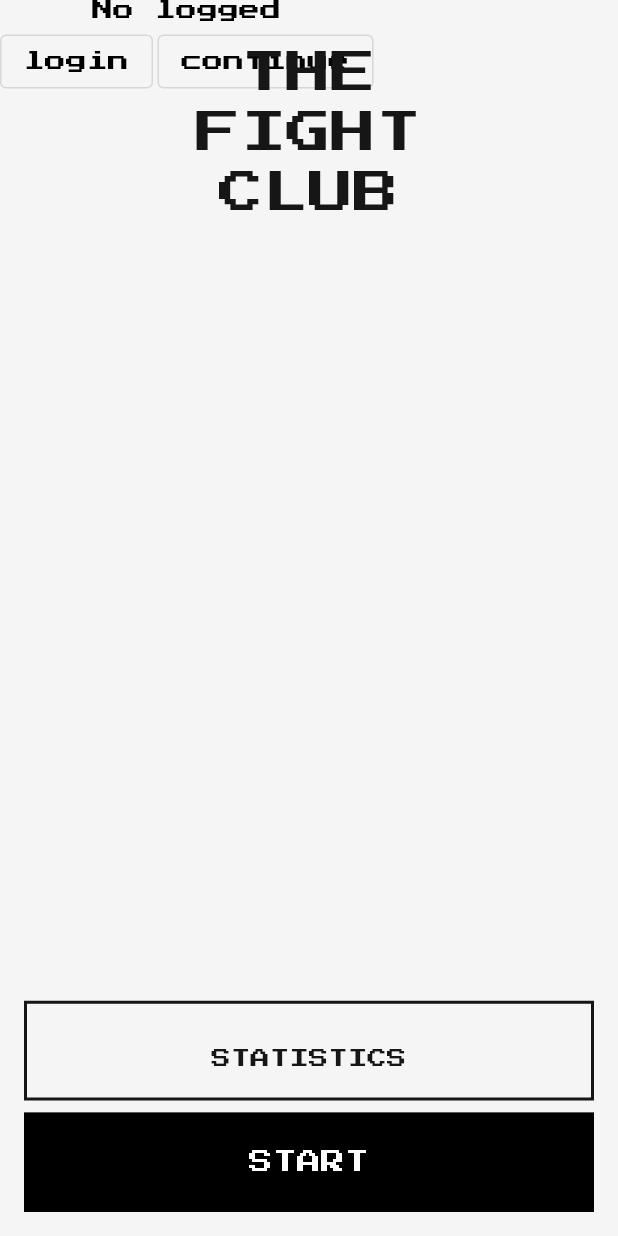
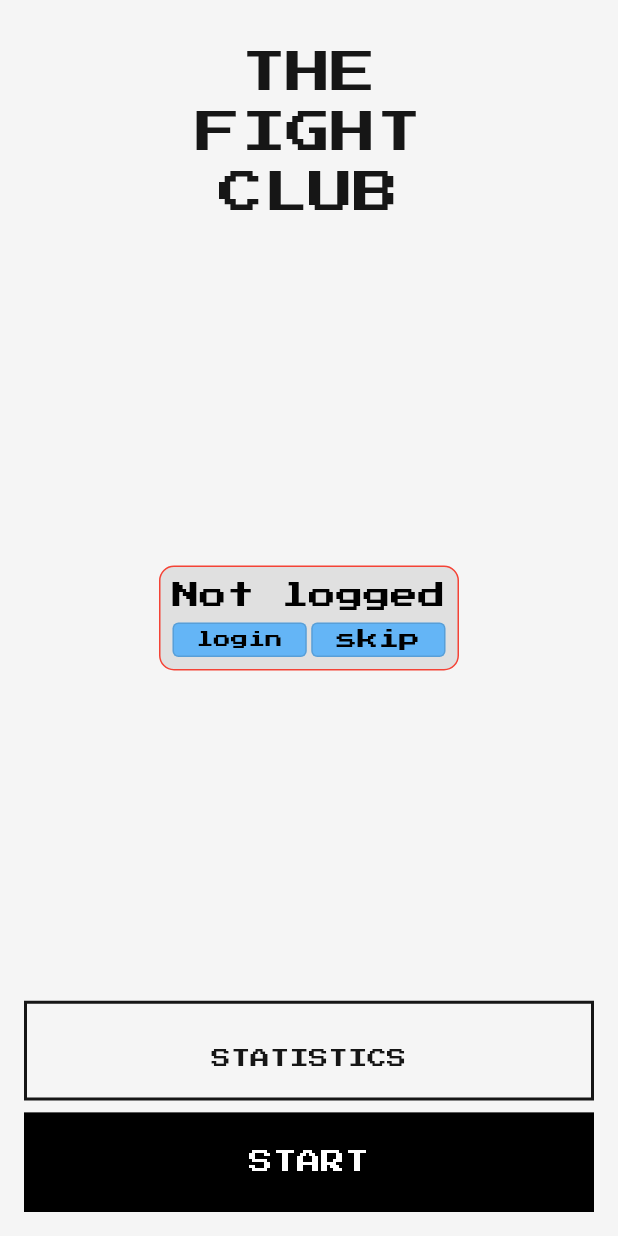
Before and after one commit to LethalHOOKSHOT/purelether, a Flutter app: the MainMenu screen opened by its route, on a phone screen of 412 x 824 dp. Run offline on Flutter 3.47's test engine with Material 2 defaults, Android fonts, the phone set to English and light mode, and no system bars; our stand-ins replace cloud_firestore, firebase_auth, firebase_core, flutter_redux, gap, google_fonts and 2 more; missing offline and left inert: desktop_webview_auth, mockito, test; accounts and stored records are empty.

Commit message:
added no logged

```diff
--- a/lib/painters/painters.dart
+++ b/lib/painters/painters.dart
@@ -23,7 +23,7 @@ class Painters {
 
   static const alertText = Colors.red;
   static const formText = Color(0x50000000);
-
+  static const alarmTextBackgroundColor = Color(0xFFe0e0e0);
   static const gradientColor1 = Color(0xFFFFFFFF);
   static const gradientColor2 = Color(0xC5D1EAFF);
   static const winIconColor = Colors.green;
@@ -58,7 +58,7 @@ class Painters {
   static const int _screenBackgroundPrimaryColor = 0xFFF5F5F5;
 
   static const boxColor =
-      ColorSwatch<int>(_boxPrimaryColor, <int, Color>{2: Color(0xFFC5D1EA)});
+      ColorSwatch<int>(_boxPrimaryColor, <int, Color>{2: Color(0xFFC5D1EA),3:Colors.red});
   static const int _boxPrimaryColor = 0xFF1C79CE;
 
   static const warningMessageColor = Color(0x779E9E9E);
--- a/lib/styles/border_styles/outline_border_styles.dart
+++ b/lib/styles/border_styles/outline_border_styles.dart
@@ -1,11 +1,12 @@
 import 'package:flutter/material.dart';
+import 'package:untitled3/painters/painters.dart';
 
-class OutlineBorderStyles {
+class BorderStyles {
   static var rectangleBlack = const OutlineInputBorder(
       borderSide: BorderSide(), borderRadius: BorderRadius.zero);
 
-  static var rectangleRed = const OutlineInputBorder(
-      borderSide: BorderSide(color: Colors.red),
+  static var rectangleRed =  OutlineInputBorder(
+      borderSide: BorderSide(color: Painters.boxColor[3]!),
       borderRadius: BorderRadius.zero);
-
+static final red = Border.all(color: Painters.boxColor[3]!);
 }
--- a/lib/styles/button_styles/login_button_styles.dart
+++ b/lib/styles/button_styles/login_button_styles.dart
@@ -3,14 +3,14 @@ import 'package:untitled3/painters/painters.dart';
 
 class SimpleButtonStyles {
   static final blueH50 = ButtonStyle(
-    overlayColor: MaterialStateProperty.all(Painters.nextButtonC["hover1"]),
+    overlayColor: MaterialStateProperty.all(Painters.nextButtonC["hover1"]!),
     minimumSize: MaterialStateProperty.all(const Size(double.infinity, 50)),
-    backgroundColor: MaterialStateProperty.all(Painters.nextButtonC["filled2"]),
+    backgroundColor: MaterialStateProperty.all(Painters.nextButtonC["filled2"]!),
   );
   static final blue = ButtonStyle(
-    overlayColor: MaterialStateProperty.all(Painters.nextButtonC["hover1"]),
+    overlayColor: MaterialStateProperty.all(Painters.nextButtonC["hover1"]!),
     minimumSize: MaterialStateProperty.all(const Size(double.infinity, double.infinity)),
-    backgroundColor: MaterialStateProperty.all(Painters.nextButtonC["filled2"]),
+    backgroundColor: MaterialStateProperty.all(Painters.nextButtonC["filled2"]!),
 
   );
 
--- a/lib/text_styles/press_start_2_play.dart
+++ b/lib/text_styles/press_start_2_play.dart
@@ -47,7 +47,7 @@ class PressStart2PlayTextStyles {
   static final p2sBlack = GoogleFonts.pressStart2p(
       textStyle: TextStyle(
           decoration: TextDecoration.none,
-          color: Painters.nextTextColor[2])); //Painters.nextTextColor
+          color: Painters.nextTextColor[2]!)); //Painters.nextTextColor
 
   static final p2sAlert = GoogleFonts.pressStart2p(
       textStyle: const TextStyle(
@@ -94,4 +94,5 @@ class PressStart2PlayTextStyles {
   static final p2sGray = GoogleFonts.pressStart2p(
       textStyle: TextStyle(
           decoration: TextDecoration.none, color: Painters.nextTextColor[4]));
+
 }
--- a/lib/widgets/game_screen/middlewares.dart
+++ b/lib/widgets/game_screen/middlewares.dart
@@ -47,10 +47,7 @@ Middleware<GameState> _endOfAGame() {
         store.state.prevDispatcher(SetNewLastBattleAction(BattleStatus.draw));
         store.state.prevDispatcher(SaveStatisticsInFireStoreAction());
       } else {
-        store.dispatch(SetNewBattleMessageAction("und" +
-            store.state.healthBars[0].toString() +
-            " " +
-            store.state.healthBars[1].toString()));
+        store.dispatch(SetNewBattleMessageAction("undefined${store.state.healthBars[0]} ${store.state.healthBars[1]}"));
       }
       store.state.prevDispatcher(SaveStatisticsInFireStoreAction());
     }
--- a/lib/widgets/main_menu/main_menu_view.dart
+++ b/lib/widgets/main_menu/main_menu_view.dart
@@ -27,8 +27,15 @@ class MainMenu extends StatelessWidget {
         builder: (context, vm) {
           return Stack(
             children: [
-              NoLoggedWidget(
-                  isDisabled: vm.state.userLoadState == LoadState.loaded),
+              Align(
+                alignment: Alignment.center,
+                child:  SizedBox(
+                  height: 70,
+                  width: 200,
+                  child: NoLoggedWidget(
+                      isDisabled: vm.state.userLoadState == LoadState.loaded),
+                ),
+              ),
               // отключено
               Column(
                 children: [
--- a/lib/widgets/no_logged/no_logged.dart
+++ b/lib/widgets/no_logged/no_logged.dart
@@ -1,61 +1,10 @@
 import 'package:flutter/material.dart';
 import 'package:gap/gap.dart';
+import 'package:untitled3/styles/border_styles/border_styles.dart';
 import 'package:untitled3/styles/button_styles/button_styles.dart';
 import 'package:untitled3/text_styles/text_styles.dart';
 
-class NoLogged extends StatelessWidget {
-  @override
-  Widget build(BuildContext context) {
-    return AlertDialog(
-      title: Text(
-        'You not logged',
-        style: PressStart2PlayTextStyles.p2sBlack,
-      ),
-      content: Text(
-        'You can login or continue playing',
-        style: PressStart2PlayTextStyles.p2sBlack,
-      ),
-      actions: [
-        OutlinedButton(
-          onPressed: () => Navigator.of(context).pushNamed("/"),
-          style: SimpleButtonStyles.blue,
-          child: Text(
-            "login",
-            style: PressStart2PlayTextStyles.p2sBlack,
-          ),
-        )
-      ],
-    );
-  }
-
-  Future<void> _dialogBuilder(BuildContext context) {
-    return showDialog(
-        context: context,
-        builder: (BuildContext context) {
-          return AlertDialog(
-            title: Text(
-              'You not logged',
-              style: PressStart2PlayTextStyles.p2sBlack,
-            ),
-            content: Text(
-              'You can login or continue playing',
-              style: PressStart2PlayTextStyles.p2sBlack,
-            ),
-            actions: [
-              OutlinedButton(
-                onPressed: () => Navigator.of(context).pushNamed("/"),
-                style: SimpleButtonStyles.blue,
-                child: Text(
-                  "login",
-                  style: PressStart2PlayTextStyles.p2sBlack,
-                ),
-              )
-            ],
-          );
-        });
-  }
-}
-
+import '../../painters/painters.dart';
 
 class NoLoggedWidget extends StatefulWidget {
   const NoLoggedWidget({Key? key, required this.isDisabled}) : super(key: key);
@@ -77,39 +26,63 @@ class NoLoggedWidgetState extends State<NoLoggedWidget>
       _isDisabled = widget.isDisabled;
     });
     return (!_isDisabled && !_userWantContinue)
-        ? Column(
+        ? Container(
+            decoration: BoxDecoration(
+                borderRadius: const BorderRadius.all(Radius.circular(10)),
+                border: BorderStyles.red,
+                color: Painters.alarmTextBackgroundColor),
+            child: Padding(
+              padding: const EdgeInsets.all(8),
+              child: Column(
                 mainAxisSize: MainAxisSize.min,
                 children: [
-              Text(
-                'No logged',
+                  Expanded(
+                    child: FittedBox(
+                      fit: BoxFit.fitWidth,
+                      child: Text(
+                        'Not logged',
                         style: PressStart2PlayTextStyles.p2sBlack,
                       ),
-              const Gap(3),
-              Row(
+                    ),
+                  ),
+                  const Gap(6),
+                  Expanded(
+                    child: Row(
                       mainAxisSize: MainAxisSize.min,
                       children: [
-                  OutlinedButton(
-                      onPressed: () => {Navigator.of(context).pushNamed("/")},
+                        Expanded(
+                            child: OutlinedButton(
+                          onPressed: () =>
+                              {Navigator.of(context).pushNamed("/")},
+                          style: SimpleButtonStyles.blueH50,
+                          child: FittedBox(
                               child: Text(
                             "login",
                             style: PressStart2PlayTextStyles.p2sBlack,
                           )),
+                        )),
                         const Gap(3),
-                  OutlinedButton(
+                        Expanded(
+                            child: OutlinedButton(
+                                style: SimpleButtonStyles.blueH50,
                                 onPressed: () => {
                                       setState(() {
                                         _isDisabled = true;
                                         _userWantContinue = true;
                                       })
                                     },
+                                child: FittedBox(
                                   child: Text(
-                        "continue",
+                                    "skip",
                                     style: PressStart2PlayTextStyles.p2sBlack,
-                      ))
+                                  ),
+                                )))
                       ],
                     ),
+                  ),
                 ],
-          )
+              ),
+            ))
         : const SizedBox.shrink();
   }
 }
```
Also changed, not shown: lib/styles/input_decoration_styles.dart (+4 -4 lines). Lines whose indentation alone changed are shown as unchanged.
